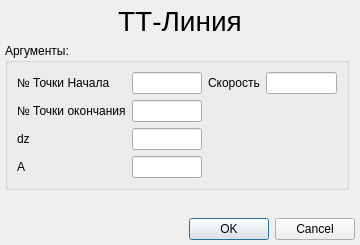
Above: KAMEditor/gui/commands/ttlinedialog.ui from Xtail96/SML before the change. Below: the same form after it.
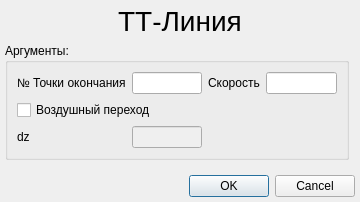
That is the form after the change.

Patch:
```diff
--- a/KAMEditor/gui/commands/ttlinedialog.ui
+++ b/KAMEditor/gui/commands/ttlinedialog.ui
@@ -7,7 +7,7 @@
     <x>0</x>
     <y>0</y>
     <width>360</width>
-    <height>245</height>
+    <height>202</height>
    </rect>
   </property>
   <property name="windowTitle">
@@ -43,7 +43,7 @@
     </widget>
    </item>
    <item row="1" column="1">
-    <widget class="QGroupBox" name="ttline_arguments_groupBox">
+    <widget class="QGroupBox" name="ttlineArgumentsGroupBox">
      <property name="sizePolicy">
       <sizepolicy hsizetype="Preferred" vsizetype="Preferred">
        <horstretch>5</horstretch>
@@ -54,61 +54,52 @@
       <string>Аргументы:</string>
      </property>
      <layout class="QGridLayout" name="gridLayout">
-      <item row="0" column="1">
-       <widget class="QLineEdit" name="ttline_start_point_lineEdit"/>
-      </item>
-      <item row="0" column="0">
-       <widget class="QLabel" name="ttline_start_point_label">
-        <property name="text">
-         <string>№ Точки Начала</string>
-        </property>
-       </widget>
-      </item>
-      <item row="0" column="2">
-       <widget class="QLabel" name="ttline_velocity_label">
+      <item row="1" column="2">
+       <widget class="QLabel" name="velocityLabel">
         <property name="text">
          <string>Скорость</string>
         </property>
        </widget>
       </item>
+      <item row="1" column="3">
+       <widget class="QLineEdit" name="velocityLineEdit"/>
+      </item>
       <item row="1" column="1">
-       <widget class="QLineEdit" name="ttline_finish_point_lineEdit"/>
-      </item>
-      <item row="0" column="3">
-       <widget class="QLineEdit" name="ttline_velocity_lineEdit"/>
+       <widget class="QLineEdit" name="destinationPointLineEdit"/>
       </item>
       <item row="1" column="0">
-       <widget class="QLabel" name="ttline_finish_point_label">
+       <widget class="QLabel" name="destinationPointLabel">
         <property name="text">
          <string>№ Точки окончания</string>
         </property>
        </widget>
       </item>
-      <item row="2" column="0">
-       <widget class="QLabel" name="ttline_dz_label">
-        <property name="text">
-         <string>dz</string>
-        </property>
-       </widget>
-      </item>
-      <item row="2" column="1">
-       <widget class="QLineEdit" name="ttline_dz_lineEdit"/>
-      </item>
-      <item row="3" column="0">
-       <widget class="QLabel" name="ttline_a_coordinate_label">
-        <property name="text">
-         <string>A</string>
-        </property>
-       </widget>
-      </item>
       <item row="3" column="1">
-       <widget class="QLineEdit" name="ttline_a_coordinate_lineEdit"/>
+       <widget class="QLineEdit" name="dzLineEdit">
+        <property name="enabled">
+         <bool>false</bool>
+        </property>
+       </widget>
+      </item>
+      <item row="3" column="0">
+       <widget class="QLabel" name="dzLabel">
+        <property name="text">
+         <string>dz</string>
+        </property>
+       </widget>
+      </item>
+      <item row="2" column="0" colspan="2">
+       <widget class="QCheckBox" name="airPassageCheckBox">
+        <property name="text">
+         <string>Воздушный переход</string>
+        </property>
+       </widget>
       </item>
      </layout>
     </widget>
    </item>
    <item row="0" column="1" colspan="2">
-    <widget class="QLabel" name="ttline_title_label">
+    <widget class="QLabel" name="ttlineTitleLabel">
      <property name="sizePolicy">
       <sizepolicy hsizetype="Preferred" vsizetype="Preferred">
        <horstretch>0</horstretch>
```
